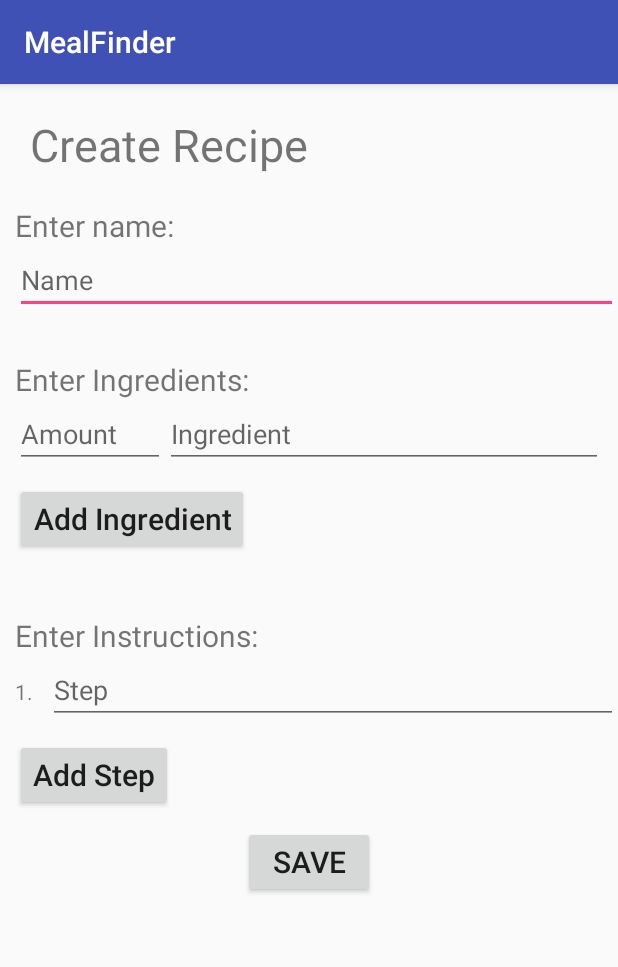
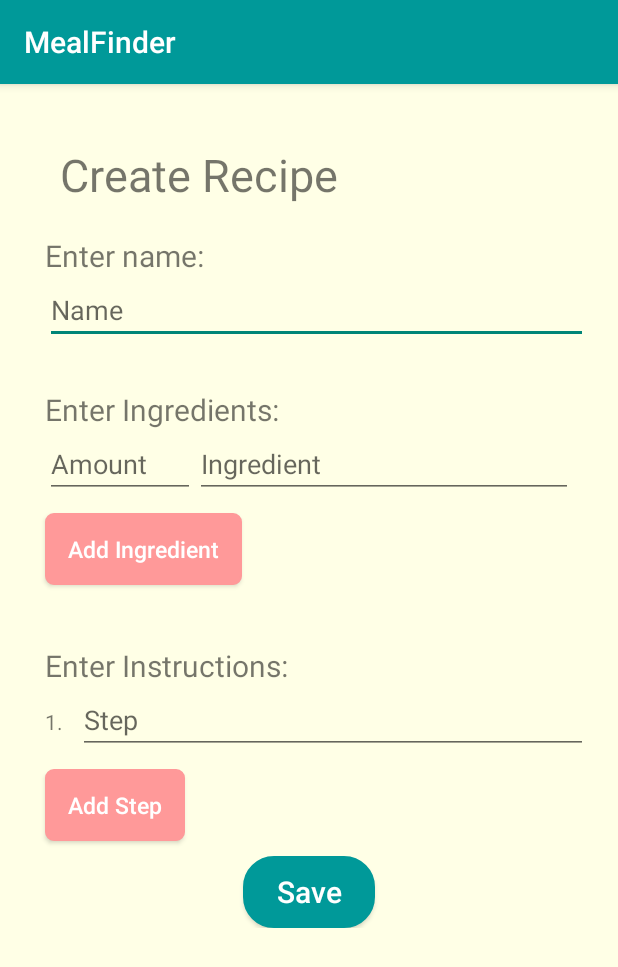
Before and after one commit to JadeMM/MealPlannerApp, an Android app: the AddRecipe screen opened directly, with no data from a screen before it, on a phone screen of 412 x 824 dp. Shown: the top 967 px of the screen. Run offline under Robolectric (Android 15) with nearby library versions, the phone set to English and light mode, and no system bars.

Commit message:
Changed interface

```diff
--- a/MealFinder/app/build.gradle
+++ b/MealFinder/app/build.gradle
@@ -1,11 +1,11 @@
 apply plugin: 'com.android.application'
 
 android {
-    compileSdkVersion 26
+    compileSdkVersion 27
     defaultConfig {
         applicationId "com.csci412.mealfinder"
         minSdkVersion 15
-        targetSdkVersion 26
+        targetSdkVersion 27
         versionCode 1
         versionName "1.0"
         testInstrumentationRunner "android.support.test.runner.AndroidJUnitRunner"
@@ -20,7 +20,7 @@ android {
 
 dependencies {
     implementation fileTree(dir: 'libs', include: ['*.jar'])
-    implementation 'com.android.support:appcompat-v7:26.1.0'
+    implementation 'com.android.support:appcompat-v7:27.1.1'
     implementation 'com.android.support.constraint:constraint-layout:1.1.3'
     testImplementation 'junit:junit:4.12'
     androidTestImplementation 'com.android.support.test:runner:1.0.2'
--- a/MealFinder/app/src/main/java/com/csci412/mealfinder/MainPage.java
+++ b/MealFinder/app/src/main/java/com/csci412/mealfinder/MainPage.java
@@ -8,6 +8,8 @@ import android.view.View;
 import android.content.Intent;
 
 import java.util.ArrayList;
+
+import static android.graphics.Color.WHITE;
 
 public class MainPage extends AppCompatActivity {
 
--- /dev/null
+++ b/MealFinder/app/src/main/res/drawable/round_button.xml
@@ -0,0 +1,18 @@
+<?xml version="1.0" encoding="utf-8"?>
+<shape xmlns:android="http://schemas.android.com/apk/res/android"
+    android:shape="rectangle">
+
+    <stroke
+        android:drawable="@android:color/transparent"
+        android:width="1dp"
+        android:color="@color/teal" >
+    </stroke>
+
+    <solid android:color="@color/teal" />
+
+    <corners
+        android:bottomLeftRadius="20dp"
+        android:bottomRightRadius="20dp"
+        android:topLeftRadius="20dp"
+        android:topRightRadius="20dp" />
+</shape>
--- /dev/null
+++ b/MealFinder/app/src/main/res/drawable/rounded_g_button.xml
@@ -0,0 +1,18 @@
+<?xml version="1.0" encoding="utf-8"?>
+<shape xmlns:android="http://schemas.android.com/apk/res/android"
+    android:shape="rectangle">
+
+    <stroke
+        android:drawable="@android:color/transparent"
+        android:width="1dp"
+        android:color="@color/greenish" >
+    </stroke>
+
+    <solid android:color="@color/greenish" />
+
+    <corners
+        android:bottomLeftRadius="5dp"
+        android:bottomRightRadius="5dp"
+        android:topLeftRadius="5dp"
+        android:topRightRadius="5dp" />
+</shape>
--- a/MealFinder/app/src/main/res/layout/add_recipe.xml
+++ b/MealFinder/app/src/main/res/layout/add_recipe.xml
@@ -2,7 +2,9 @@
 <ScrollView
     xmlns:android="http://schemas.android.com/apk/res/android"
     android:layout_width="fill_parent"
-    android:layout_height="fill_parent">
+    android:layout_height="fill_parent"
+    android:background="@color/lightYellow">
+
 <LinearLayout xmlns:android="http://schemas.android.com/apk/res/android"
     xmlns:app="http://schemas.android.com/apk/res-auto"
     xmlns:tools="http://schemas.android.com/tools"
@@ -11,6 +13,7 @@
     android:layout_height="match_parent"
     android:orientation="vertical"
     android:showDividers="middle"
+    android:padding="20dp"
     >
     <TextView
         android:id="@+id/title"
@@ -202,11 +205,11 @@
         android:layout_margin="10dp"
         android:text="Add Ingredient"
         android:textAllCaps="false"
-        android:textSize="20sp"
-        app:layout_constraintBottom_toBottomOf="parent"
-        app:layout_constraintLeft_toLeftOf="parent"
-        app:layout_constraintRight_toRightOf="parent"
-        app:layout_constraintTop_toTopOf="@+id/fifth_ingredient" />
+        android:textSize="15sp"
+        android:textColor="@color/white"
+        android:background="@drawable/rounded_g_button"
+        android:paddingRight="15dp"
+        android:paddingLeft="15dp"/>
 
     <TextView
         android:id="@+id/instruction"
@@ -364,7 +367,11 @@
         android:layout_margin="10dp"
         android:text="Add Step"
         android:textAllCaps="false"
-        android:textSize="20sp"/>
+        android:textSize="15sp"
+        android:textColor="@color/white"
+        android:background="@drawable/rounded_g_button"
+        android:paddingRight="15dp"
+        android:paddingLeft="15dp"/>
     <View
         android:layout_width="0dp"
         android:layout_height="0dp"
@@ -384,7 +391,12 @@
         android:layout_width="wrap_content"
         android:layout_height="wrap_content"
         android:text="Save"
-        android:textSize="20sp" />
+        android:textSize="20sp"
+        android:textAllCaps="false"
+        android:textColor="@color/white"
+        android:background="@drawable/round_button"
+        android:paddingRight="15dp"
+        android:paddingLeft="15dp" />
 
     </LinearLayout>
 
--- a/MealFinder/app/src/main/res/layout/db_recipes.xml
+++ b/MealFinder/app/src/main/res/layout/db_recipes.xml
@@ -6,7 +6,9 @@
     android:layout_width="match_parent"
     android:layout_height="match_parent"
     android:orientation="vertical"
-    android:showDividers="middle">
+    android:showDividers="middle"
+    android:padding="20dp"
+    android:background="@color/lightYellow">
 
 
     <TextView
--- a/MealFinder/app/src/main/res/values/colors.xml
+++ b/MealFinder/app/src/main/res/values/colors.xml
@@ -2,5 +2,11 @@
 <resources>
     <color name="colorPrimary">#3F51B5</color>
     <color name="colorPrimaryDark">#303F9F</color>
-    <color name="colorAccent">#FF4081</color>
+    <color name="teal">#009999</color>
+    <color name="lightBlue">#80d4ff</color>
+    <color name="white">#fff</color>
+    <color name="gray">#8c8c8c</color>
+    <color name="lightYellow">#ffffe6</color>
+    <color name="greenish">#ff9999</color>
+
 </resources>
--- a/MealFinder/app/src/main/res/values/styles.xml
+++ b/MealFinder/app/src/main/res/values/styles.xml
@@ -2,10 +2,7 @@
 
     <!-- Base application theme. -->
     <style name="AppTheme" parent="Theme.AppCompat.Light.DarkActionBar">
-        <!-- Customize your theme here. -->
-        <item name="colorPrimary">@color/colorPrimary</item>
-        <item name="colorPrimaryDark">@color/colorPrimaryDark</item>
-        <item name="colorAccent">@color/colorAccent</item>
+        <item name="colorPrimary">@color/teal</item>
     </style>
 
 </resources>
```
Also changed, not shown: MealFinder/app/src/main/java/com/csci412/mealfinder/DBRecipes.java (+6 -6 lines), MealFinder/app/src/main/java/com/csci412/mealfinder/MainActivity.java (+21 -3 lines), MealFinder/app/src/main/res/drawable/rounded_w_button.xml (added, +18 -0 lines), MealFinder/app/src/main/res/layout/activity_main.xml (+13 -3 lines), MealFinder/app/src/main/res/layout/display_created_recipes.xml (+72 -60 lines), MealFinder/app/src/main/res/layout/find_recipe.xml (+22 -11 lines), MealFinder/app/src/main/res/layout/main_page.xml (+21 -12 lines), MealFinder/app/src/main/java/com/csci412/mealfinder/DBHelper.java (line endings or trailing spaces), MealFinder/app/src/main/java/com/csci412/mealfinder/DisplayCreatedRecipes.java (line endings or trailing spaces), MealFinder/app/src/main/res/menu/list_display_recipe.xml (line endings or trailing spaces), 1 other file.
